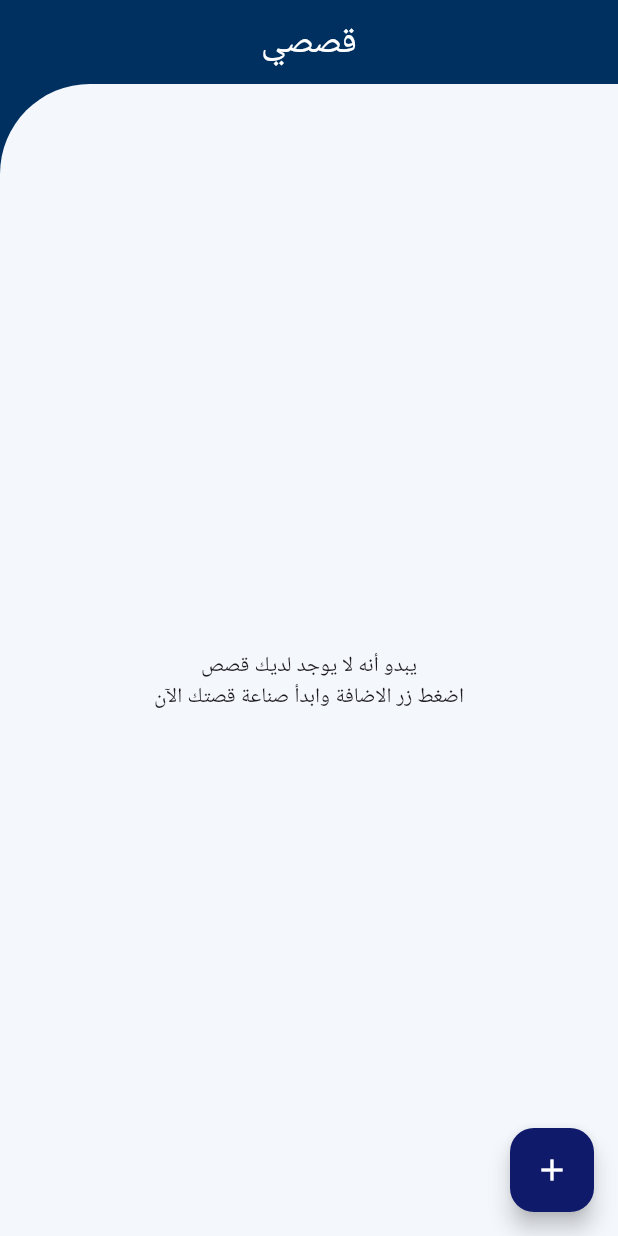
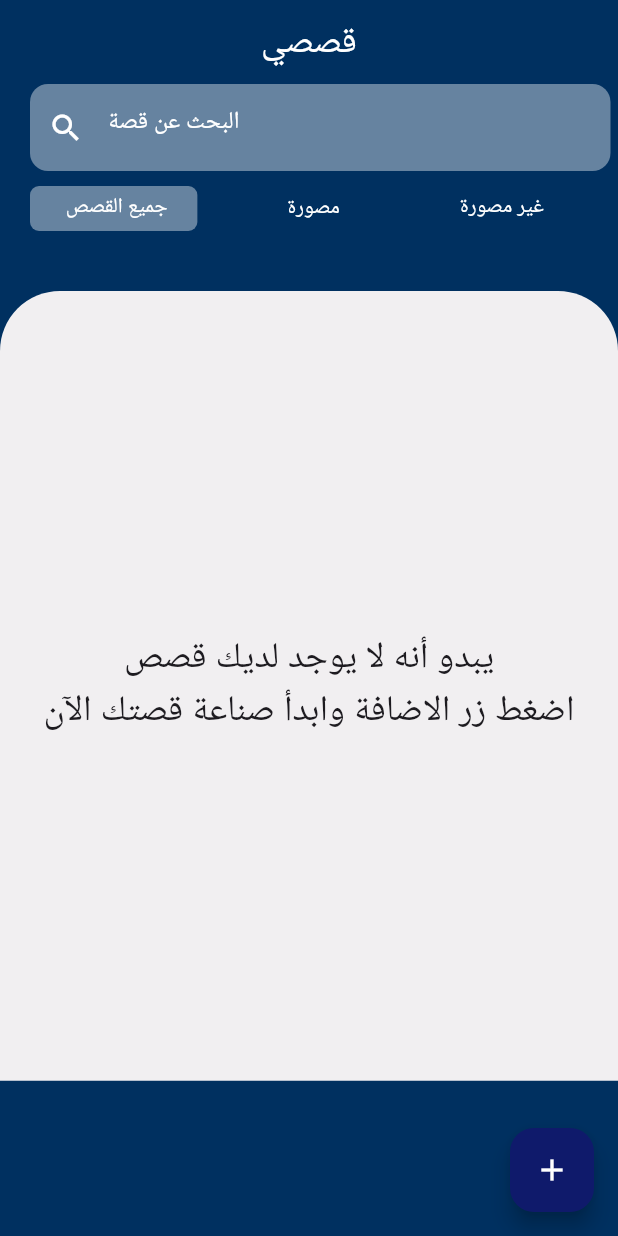
Before and after one commit to Lujain-M02/2023-GP1-6, a Flutter app: the MyStories screen opened directly, on a phone screen of 412 x 824 dp. Run offline on Flutter 3.47's test engine with Material 3 defaults, Android fonts, the phone set to English and light mode, and no system bars; our stand-ins replace animate_do, animated_text_kit, cached_network_image, cloud_firestore, curved_navigation_bar, firebase_auth and 10 more; missing offline and left inert: dart_openai, flutter_cached_pdfview, flutter_config, flutter_file_downloader, languagetool_textfield; accounts and stored records are empty; Roboto replaces fonts that are missing (Vazirmatn).

Commit message:
fix mystories page

```diff
--- a/your_story/lib/pages/MyStories_page/my_stories_page.dart
+++ b/your_story/lib/pages/MyStories_page/my_stories_page.dart
@@ -22,58 +22,6 @@ class MyStories extends StatefulWidget {
   State<MyStories> createState() => _MyStoriesState();
 }
 
-// class _MyStoriesState extends State<MyStories> {
-//   late final String userId;
-//   late final Stream<List<QueryDocumentSnapshot>> storiesList;
-
-//   @override
-//   void initState() {
-//     super.initState();
-//     userId = FirebaseAuth.instance.currentUser!.uid;
-//     updateStoriesList('الجميع'); // Initially show all stories
-//     // storiesList = FirebaseFirestore.instance
-//     //     .collection("User")
-//     //     .doc(userId)
-//     //     .collection("Story")
-//     //     .where('type', isEqualTo: 'illustrated') // Filter by type
-//     //     .snapshots()
-//     //     .map((snapshot) => snapshot.docs);
-//   }
-
-//   void updateStoriesList(String category) {
-//     print("Updating stories list for category: $category");
-//     String filter = '';
-//     switch (category) {
-//       case 'مصورة':
-//         filter = 'illustrated';
-//         break;
-//       case 'غير مصورة':
-//         filter = 'drafted';
-//         break;
-//       case 'الجميع':
-//         filter = ''; // Fetch all stories without filtering
-//         break;
-//     }
-
-//     setState(() {
-//       if (filter.isEmpty) {
-//         storiesList = FirebaseFirestore.instance
-//             .collection("User")
-//             .doc(userId)
-//             .collection("Story")
-//             .snapshots()
-//             .map((snapshot) => snapshot.docs);
-//       } else {
-//         storiesList = FirebaseFirestore.instance
-//             .collection("User")
-//             .doc(userId)
-//             .collection("Story")
-//             .where('type', isEqualTo: filter) // Apply filter based on type
-//             .snapshots()
-//             .map((snapshot) => snapshot.docs);
-//       }
-//     });
-//   }
 class _MyStoriesState extends State<MyStories> {
   final StreamController<List<QueryDocumentSnapshot>> _storiesStreamController =
       StreamController.broadcast();
@@ -85,7 +33,7 @@ class _MyStoriesState extends State<MyStories> {
     super.initState();
     userId = FirebaseAuth.instance.currentUser!.uid;
     storiesList = _storiesStreamController.stream;
-    updateStoriesList('الجميع');
+    updateStoriesList('جميع القصص');
   }
 
   void updateStoriesList(String category) {
@@ -97,7 +45,7 @@ class _MyStoriesState extends State<MyStories> {
       case 'غير مصورة':
         filter = 'drafted';
         break;
-      case 'الجميع':
+      case 'جميع القصص':
       default:
         filter = '';
         break;
@@ -131,33 +79,44 @@ class _MyStoriesState extends State<MyStories> {
         automaticallyImplyLeading: false,
       ),
       backgroundColor: YourStoryStyle.s2Color,
-      body: StreamBuilder<List<QueryDocumentSnapshot>>(
+      body: Column(children:[
+              Row(
+                mainAxisAlignment: MainAxisAlignment.start,
+                children: [
+                  Expanded(
+                    child: SearchBox(onChanged: (value) {}),
+                  ),
+                ],
+              ),
+              storyType(onCategorySelected: updateStoriesList),
+              const SizedBox(height: kDefaultPadding / 2),
+
+
+      StreamBuilder<List<QueryDocumentSnapshot>>(
           stream: storiesList,
           builder: (context, snapshot) {
             if (snapshot.connectionState == ConnectionState.waiting) {
               return Center(
-                child: Lottie.asset('assets/loading2.json',
+                child: Lottie.asset('assets/loading_white.json',
                     width: 200, height: 200),
               );
             }
             if (!snapshot.hasData || snapshot.data!.isEmpty) {
               return Container(
-                padding: const EdgeInsets.only(
-                  left: 20,
-                  top: 30,
-                  right: 20,
-                ),
-                width: double.infinity,
-                decoration: const BoxDecoration(
-                  color: Color.fromARGB(255, 244, 247, 252),
-                  borderRadius: BorderRadius.only(
-                    topLeft: Radius.circular(60),
+                height: size.height*0.639,
+                  margin: const EdgeInsets.only(top: 20),
+                  decoration: const BoxDecoration(
+                    color: kBackgroundColor,
+                    borderRadius: BorderRadius.only(
+                      topLeft: Radius.circular(40),
+                      topRight: Radius.circular(40),
+                    ),
                   ),
-                ),
                 child: const Center(
                   child: Text(
                     "يبدو أنه لا يوجد لديك قصص\nاضغط زر الاضافة وابدأ صناعة قصتك الآن",
                     textAlign: TextAlign.center,
+                    style: TextStyle(fontSize: 24),
                   ),
                 ),
               );
@@ -261,29 +220,7 @@ class _MyStoriesState extends State<MyStories> {
             }
 
             final stories = snapshot.data!;
-            return Column(children: <Widget>[
-              Row(
-                mainAxisAlignment: MainAxisAlignment.start,
-                children: [
-                  Expanded(
-                    child: SearchBox(onChanged: (value) {}),
-                  ),
-                  IconButton(
-                    icon: const Icon(Icons.add, color: Colors.white),
-                    onPressed: () {
-                      Navigator.push(
-                        context,
-                        MaterialPageRoute(
-                            builder: (context) => const CreateStory()),
-                      );
-                    },
-                    color: const Color.fromARGB(255, 15, 26, 107),
-                    padding: const EdgeInsets.only(left: 24),
-                  ),
-                ],
-              ),
-              storyType(onCategorySelected: updateStoriesList),
-              const SizedBox(height: kDefaultPadding / 2),
+            return
               Expanded(
                   child: Stack(children: <Widget>[
                 Container(
@@ -367,7 +304,7 @@ class _MyStoriesState extends State<MyStories> {
                                                       fit: BoxFit.cover,
                                                       placeholder: (context,
                                                               url) =>
-                                                          const CircularProgressIndicator(),
+                                                          Center(child: Lottie.asset('assets/loading.json',width: 200,height: 200)),
                                                       errorWidget: (context,
                                                               url, error) =>
                                                           Image.asset(
@@ -487,10 +424,12 @@ class _MyStoriesState extends State<MyStories> {
                         ),
                       );
                     })
-              ]))
-            ]);
+              ])
+            );
           }),
-      floatingActionButton: FloatingActionButton(
+        ]
+    ),
+  floatingActionButton:    FloatingActionButton(
         onPressed: () {
           Navigator.push(
             context,
@@ -510,6 +449,58 @@ class _MyStoriesState extends State<MyStories> {
 
 
 
+// class _MyStoriesState extends State<MyStories> {
+//   late final String userId;
+//   late final Stream<List<QueryDocumentSnapshot>> storiesList;
+
+//   @override
+//   void initState() {
+//     super.initState();
+//     userId = FirebaseAuth.instance.currentUser!.uid;
+//     updateStoriesList('الجميع'); // Initially show all stories
+//     // storiesList = FirebaseFirestore.instance
+//     //     .collection("User")
+//     //     .doc(userId)
+//     //     .collection("Story")
+//     //     .where('type', isEqualTo: 'illustrated') // Filter by type
+//     //     .snapshots()
+//     //     .map((snapshot) => snapshot.docs);
+//   }
+
+//   void updateStoriesList(String category) {
+//     print("Updating stories list for category: $category");
+//     String filter = '';
+//     switch (category) {
+//       case 'مصورة':
+//         filter = 'illustrated';
+//         break;
+//       case 'غير مصورة':
+//         filter = 'drafted';
+//         break;
+//       case 'الجميع':
+//         filter = ''; // Fetch all stories without filtering
+//         break;
+//     }
+
+//     setState(() {
+//       if (filter.isEmpty) {
+//         storiesList = FirebaseFirestore.instance
+//             .collection("User")
+//             .doc(userId)
+//             .collection("Story")
+//             .snapshots()
+//             .map((snapshot) => snapshot.docs);
+//       } else {
+//         storiesList = FirebaseFirestore.instance
+//             .collection("User")
+//             .doc(userId)
+//             .collection("Story")
+//             .where('type', isEqualTo: filter) // Apply filter based on type
+//             .snapshots()
+//             .map((snapshot) => snapshot.docs);
+//       }
+//     });
+//   }
 
     //         padding: const EdgeInsets.only(
     //           left: 20,
--- a/your_story/lib/pages/MyStories_page/searchBox.dart
+++ b/your_story/lib/pages/MyStories_page/searchBox.dart
@@ -15,9 +15,7 @@ class SearchBox extends StatelessWidget {
       margin: const EdgeInsets.only(left: kDefaultPadding,
               right: 5,),
       padding: const EdgeInsets.symmetric(
-        // left:0,
-        // horizontal: kDefaultPadding,
-        vertical: kDefaultPadding / 4, // 5 top and bottom
+        vertical: kDefaultPadding / 4,
       ),
       decoration: BoxDecoration(
         color: Colors.white.withOpacity(0.4),
@@ -29,7 +27,8 @@ class SearchBox extends StatelessWidget {
         decoration: const InputDecoration(
           enabledBorder: InputBorder.none,
           focusedBorder: InputBorder.none,
-          prefixIcon: const Icon(Icons.search, color: Colors.white),          hintText: 'البحث عن قصة',
+          prefixIcon: const Icon(Icons.search, color: Colors.white),
+          hintText: 'البحث عن قصة',
           hintStyle: TextStyle(color: Colors.white),
         ),
       ),
--- a/your_story/lib/pages/MyStories_page/typeBar.dart
+++ b/your_story/lib/pages/MyStories_page/typeBar.dart
@@ -13,12 +13,13 @@ class storyType extends StatefulWidget {
 
 class _storyTypeState extends State<storyType> {
   int selectedIndex = 0;
-  List categories = ['الجميع', 'مصورة', 'غير مصورة'];
+  List categories = [' جميع القصص', 'مصورة', 'غير مصورة'];
   @override
   Widget build(BuildContext context) {
     return Container(
       margin: EdgeInsets.symmetric(vertical: kDefaultPadding / 2),
       height: 30,
+      alignment: Alignment.center,
       child: ListView.builder(
         scrollDirection: Axis.horizontal,
         itemCount: categories.length,
```
